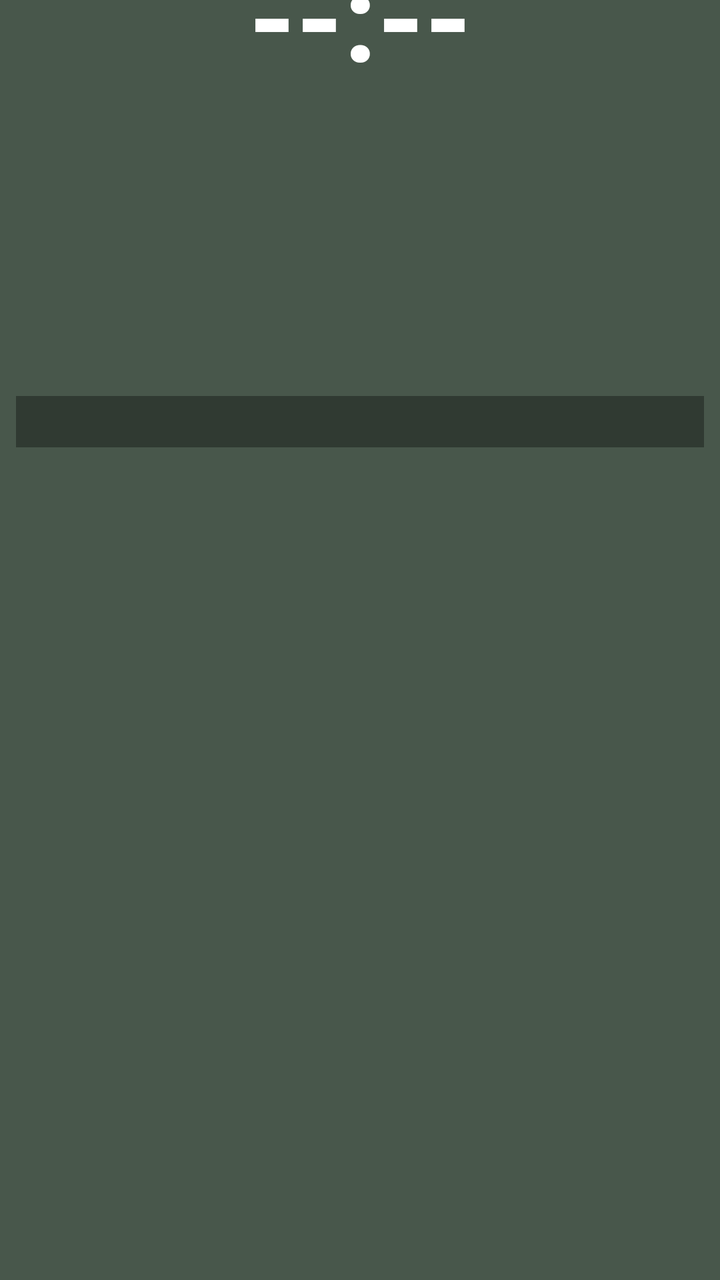
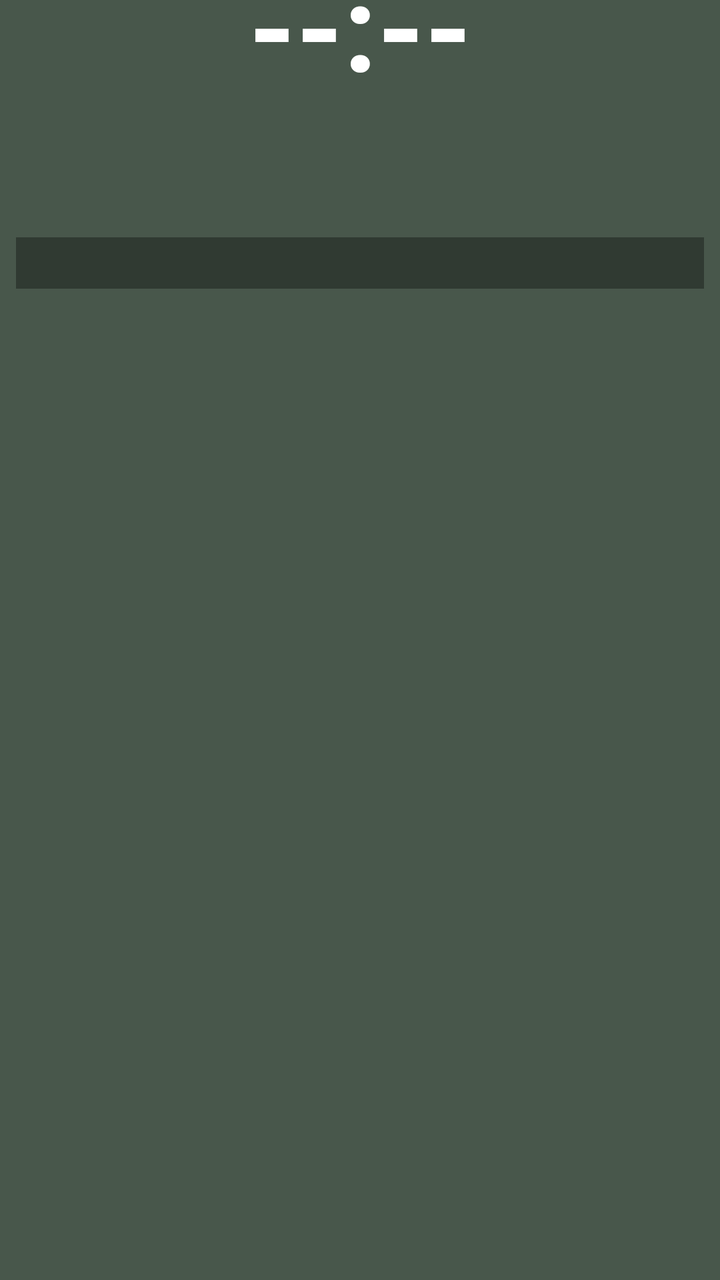

Screens rendered from an Android XML layout before and after an edit, with the pre-edit source and the edit as a unified diff.
<!-- AndroidManifest.xml: fallback theme Theme.MaterialComponents.DayNight.NoActionBar -->
<!-- res/layout/prayer_widget_layout.xml -->
<?xml version="1.0" encoding="utf-8"?>
<LinearLayout xmlns:android="http://schemas.android.com/apk/res/android"
    android:layout_width="match_parent"
    android:layout_height="match_parent"
    android:orientation="vertical"
    android:background="@drawable/widget_background"
    android:paddingStart="8dp"
    android:paddingEnd="8dp"
    android:paddingTop="0dp"
    android:paddingBottom="8dp">

    
    <TextView
        android:id="@+id/widget_time"
        android:layout_width="match_parent"
        android:layout_height="wrap_content"
        android:layout_marginTop="-25dp"
        android:text="--:--"
        android:textColor="#FFFFFF"
        android:textSize="60sp"
        android:textStyle="bold"
        android:includeFontPadding="false"
        android:gravity="center" />

    
    <LinearLayout
        android:layout_width="match_parent"
        android:layout_height="wrap_content"
        android:layout_marginTop="-15dp"
        android:orientation="horizontal"
        android:gravity="center_vertical">

        <TextView
            android:id="@+id/widget_day"
            android:layout_width="0dp"
            android:layout_height="wrap_content"
            android:layout_weight="3"
            android:text=""
            android:textColor="#FFFFFF"
            android:textSize="25sp"
            android:textStyle="bold"
            android:includeFontPadding="false"
            android:singleLine="true"
            android:ellipsize="end" />

        <TextView
            android:id="@+id/widget_weather"
            android:layout_width="0dp"
            android:layout_height="wrap_content"
            android:layout_weight="4"
            android:text=""
            android:textColor="#80DEEA"
            android:textSize="13sp"
            android:textStyle="bold"
            android:gravity="end"
            android:singleLine="true"
            android:ellipsize="start" />

    </LinearLayout>

    
    <LinearLayout
        android:layout_width="match_parent"
        android:layout_height="wrap_content"
        android:layout_marginTop="30dp"
        android:orientation="horizontal">

        
        <LinearLayout
            android:layout_width="0dp"
            android:layout_height="wrap_content"
            android:layout_weight="1"
            android:orientation="vertical">

            <TextView
                android:id="@+id/widget_gregorian"
                android:layout_width="wrap_content"
                android:layout_height="wrap_content"
                android:text=""
                android:textColor="#E0E0E0"
                android:textSize="16sp"
                android:textStyle="bold" />

            <TextView
                android:id="@+id/widget_hijri"
                android:layout_width="wrap_content"
                android:layout_height="wrap_content"
                android:layout_marginTop="-1dp"
                android:text=""
                android:textColor="#FFD54F"
                android:textSize="15sp"
                android:textStyle="bold" />

            <TextView
                android:id="@+id/widget_bangla_date"
                android:layout_width="wrap_content"
                android:layout_height="wrap_content"
                android:layout_marginTop="-1dp"
                android:text=""
                android:textColor="#80DEEA"
                android:textSize="15sp"
                android:textStyle="bold" />

        </LinearLayout>

        
        <LinearLayout
            android:layout_width="0dp"
            android:layout_height="wrap_content"
            android:layout_weight="1"
            android:orientation="vertical">

            <TextView
                android:id="@+id/widget_sunrise"
                android:layout_width="wrap_content"
                android:layout_height="wrap_content"
                android:text=""
                android:textColor="#FFD54F"
                android:textSize="14sp"
                android:textStyle="bold" />

            <TextView
                android:id="@+id/widget_sunset"
                android:layout_width="wrap_content"
                android:layout_height="wrap_content"
                android:layout_marginTop="-1dp"
                android:text=""
                android:textColor="#FFD54F"
                android:textSize="14sp"
                android:textStyle="bold" />

            <TextView
                android:id="@+id/widget_sehri"
                android:layout_width="wrap_content"
                android:layout_height="wrap_content"
                android:layout_marginTop="3dp"
                android:text=""
                android:textColor="#00E676"
                android:textSize="14sp"
                android:textStyle="bold" />

            <TextView
                android:id="@+id/widget_iftar"
                android:layout_width="wrap_content"
                android:layout_height="wrap_content"
                android:layout_marginTop="-1dp"
                android:text=""
                android:textColor="#00E676"
                android:textSize="14sp"
                android:textStyle="bold" />

        </LinearLayout>
    </LinearLayout>

    
    <TextView
        android:id="@+id/widget_alert"
        android:layout_width="match_parent"
        android:layout_height="wrap_content"
        android:layout_marginTop="30dp"
        android:paddingTop="4dp"
        android:paddingBottom="4dp"
        android:paddingStart="4dp"
        android:paddingEnd="4dp"
        android:background="#55000000"
        android:text=""
        android:textColor="#FFD54F"
        android:textSize="13sp"
        android:textStyle="bold"
        android:gravity="start"
        android:maxLines="10"
        android:ellipsize="end" />

</LinearLayout>
<!-- resources referenced by this layout -->
<resources>
  <!-- drawable widget_background (drawable) -->
  <?xml version="1.0" encoding="utf-8"?>
  <shape xmlns:android="http://schemas.android.com/apk/res/android"
      android:shape="rectangle">
      <solid android:color="#CC1B2E1F" />
  </shape>
</resources>

<!-- the commit's change to res/layout/prayer_widget_layout.xml (unified diff, before → after) -->
@@ -14,7 +14,7 @@
         android:id="@+id/widget_time"
         android:layout_width="match_parent"
         android:layout_height="wrap_content"
-        android:layout_marginTop="-25dp"
+        android:layout_marginTop="-20dp"
         android:text="--:--"
         android:textColor="#FFFFFF"
         android:textSize="60sp"
@@ -26,7 +26,7 @@
     <LinearLayout
         android:layout_width="match_parent"
         android:layout_height="wrap_content"
-        android:layout_marginTop="-15dp"
+        android:layout_marginTop="-20dp"
         android:orientation="horizontal"
         android:gravity="center_vertical">
 
@@ -62,7 +62,7 @@
     <LinearLayout
         android:layout_width="match_parent"
         android:layout_height="wrap_content"
-        android:layout_marginTop="30dp"
+        android:layout_marginTop="-10dp"
         android:orientation="horizontal">
 
         
@@ -157,7 +157,7 @@
         android:id="@+id/widget_alert"
         android:layout_width="match_parent"
         android:layout_height="wrap_content"
-        android:layout_marginTop="30dp"
+        android:layout_marginTop="-10dp"
         android:paddingTop="4dp"
         android:paddingBottom="4dp"
         android:paddingStart="4dp"
